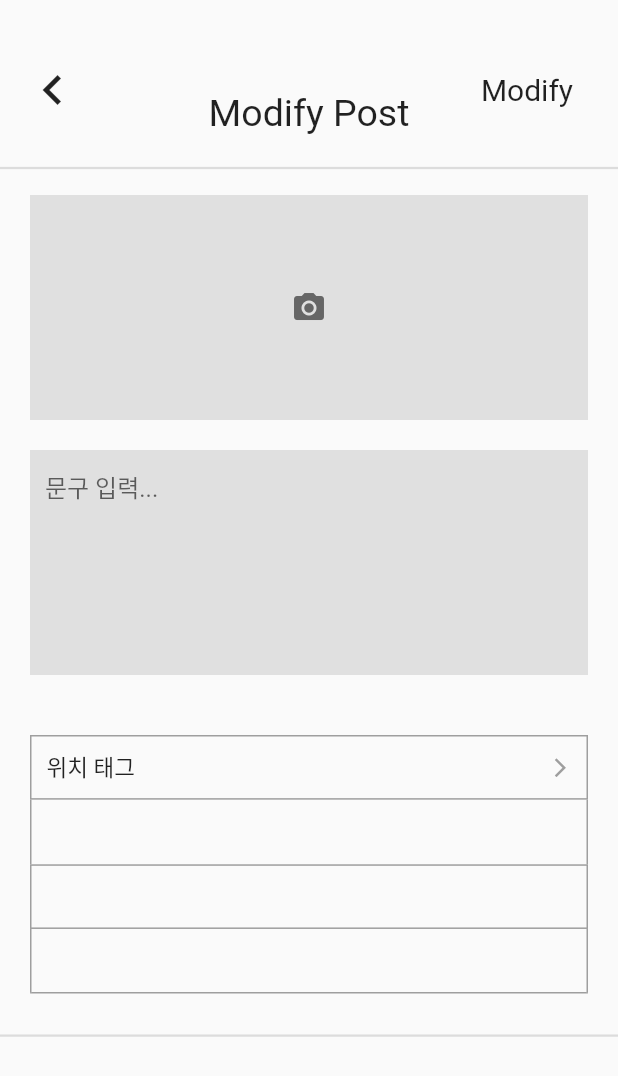
After one commit to 2023ToolsProject/trablog-flutter, a Flutter app: the ModifyPage screen opened directly, on a phone screen of 412 x 824 dp. The commit adds this screen. Shown: the top 1076 px of the screen. Run offline on Flutter 3.47's test engine with Material 2 defaults, Android fonts, the phone set to English and light mode, and no system bars; our stand-ins replace dio, fluttertoast, geolocator, image_picker, shared_preferences; accounts and stored records are empty.

Commit message:
git ignore 테스트

```diff
--- a/lib/const/const_value.dart
+++ b/lib/const/const_value.dart
@@ -1,9 +1,9 @@
-const KEY = 'AIzaSyCTVjnBbh4PsCMjD-6KL3Yr7mYICnCGIls';
+//const KEY = 'AIzaSyCTVjnBbh4PsCMjD-6KL3Yr7mYICnCGIls';
 
 const BASE_LOCATION_URL = 'https://maps.googleapis.com/maps';
 const REGEOCODE = '/api/geocode/json';
 
 const BASE_SERVER_URL = 'http://43.201.72.117:8080';
-const SIGN_UP = '/sign-api/sign-up';
-const SIGN_IN = '/sign-api/sign-in';
+const JOIN = '/member/join';
+const LOGIN = '/member/login';
 const SIGN_CHECK = '/sign-api/exception';
--- /dev/null
+++ b/lib/page/memory_page/modify_page.dart
@@ -0,0 +1,217 @@
+import 'dart:io';
+import 'package:flutter/material.dart';
+import 'package:provider/provider.dart';
+import 'package:trablog/view_model/write_model.dart';
+
+class ModifyPage extends StatelessWidget {
+  const ModifyPage({Key? key}) : super(key: key);
+
+  @override
+  Widget build(BuildContext context) {
+    return Scaffold(
+      resizeToAvoidBottomInset: false,
+      body: SafeArea(
+          child: Column(
+            children: [
+              SizedBox(
+                  height: 120,
+                  child: Stack(
+                    children: [
+                      Align(
+                        alignment: Alignment.centerLeft,
+                        child: GestureDetector(
+                          onTap: (){
+                            Navigator.pop(context);
+                          },
+                          child: const Padding(
+                            padding: EdgeInsets.all(15),
+                            child: Icon(Icons.navigate_before,size: 40,),
+                          ),
+                        ),
+                      ),
+                      const Align(
+                          alignment: Alignment.bottomCenter,
+                          child: Padding(
+                            padding: EdgeInsets.all(30),
+                            child: Text('Modify Post',style: TextStyle(fontSize: 25),),
+                          )
+                      ),
+                      Align(
+                          alignment: Alignment.centerRight,
+                          child: Container(
+                            margin: const EdgeInsets.symmetric(horizontal: 30),
+                            child: GestureDetector(
+                                onTap: (){
+                                  context.read<WriteModel>().modify();
+                                },
+                                child: const Text('Modify',style: TextStyle(fontSize: 20),)
+                            ),
+                          )
+                      ),
+                      const Align(
+                          alignment: Alignment.bottomCenter,
+                          child: Divider(thickness: 1.5,)
+                      )
+                    ],
+                  )
+              ),
+              SizedBox(
+                height: 350,
+                child: Stack(
+                  children: [
+                    Center(
+                      child: Column(
+                        mainAxisAlignment: MainAxisAlignment.center,
+                        children: [
+                          GestureDetector(
+                            onTap: () async{
+                              try {
+                                await context.read<WriteModel>().getXImage();
+                              }catch(e){
+                                // ignore: use_build_context_synchronously
+                                showDialog(
+                                    barrierDismissible: false,
+                                    context: context,
+                                    builder: (context){
+                                      return AlertDialog(
+                                        title: Text(e.toString()),
+                                        actions: [
+                                          TextButton(onPressed: (){Navigator.pop(context);}, child: const Text('확인'))
+                                        ],
+                                      );
+                                    }
+                                );
+                              }
+                            },
+                            child: Container(
+                              margin: const EdgeInsets.fromLTRB(20, 10, 20, 10),
+                              height: 150,
+                              width: double.infinity,
+                              color: Colors.grey.shade300,
+                              child: const Icon(Icons.camera_alt,color: Color(0xff666666),),
+                            ),
+                          ),
+                          Container(
+                            padding: const EdgeInsets.symmetric(horizontal: 10),
+                            margin: const EdgeInsets.fromLTRB(20, 10, 20, 20),
+                            height: 150,
+                            width: double.infinity,
+                            color: Colors.grey.shade300,
+                            child: TextFormField(
+                              controller: context.read<WriteModel>().textCon,
+                              maxLines: 10,
+                              decoration: const InputDecoration(
+                                  border: InputBorder.none,
+                                  hintText: '문구 입력...'
+                              ),
+                            ),
+                          )
+                        ],
+                      ),
+                    ),
+                  ],
+                ),
+              ),
+              Expanded(
+                  flex: 3,
+                  child: Container(
+                    margin: const EdgeInsets.all(20),
+                    child: Column(
+                      children: [
+                        Expanded(
+                            child: GestureDetector(
+                              onTap: () async{
+                                try{
+                                  await context.read<WriteModel>().getPosition();
+                                  // ignore: use_build_context_synchronously
+                                  showDialog(
+                                      barrierDismissible: false,
+                                      context: context,
+                                      builder: (context){
+                                        return AlertDialog(
+                                          title: const Text('위치 정보를 가져오는데 성공'),
+                                          actions: [TextButton(onPressed: (){Navigator.pop(context);}, child: const Text('확인'))],
+                                        );
+                                      });
+                                }catch(e){
+                                  // ignore: use_build_context_synchronously
+                                  showDialog(
+                                      barrierDismissible: false,
+                                      context: context,
+                                      builder: (context){
+                                        return AlertDialog(
+                                          title: Text(e.toString()),
+                                          actions: [TextButton(onPressed: (){Navigator.pop(context);}, child: const Text('확인'))],
+                                        );
+                                      });
+                                }
+                              },
+                              child: Container(
+                                decoration: BoxDecoration(border: Border.all(color: Colors.grey)),
+                                child: Row(
+                                  mainAxisAlignment: MainAxisAlignment.spaceBetween,
+                                  children: [
+                                    Container(
+                                        margin: const EdgeInsets.symmetric(horizontal: 10),
+                                        child: const Text('위치 태그',style: TextStyle(fontSize: 15),)
+                                    ),
+                                    Container(
+                                        margin: const EdgeInsets.symmetric(horizontal: 10),
+                                        child: const Icon(Icons.arrow_forward_ios,size: 15,color: Colors.grey,)
+                                    )
+                                  ],
+                                ),
+                              ),
+                            )
+                        ),
+                        Expanded(
+                            child: Container(
+                              decoration: const BoxDecoration(border: Border.symmetric(vertical: BorderSide(color: Colors.grey))),
+                            )
+                        ),
+                        Expanded(
+                            child: Container(
+                              decoration: BoxDecoration(border: Border.all(color: Colors.grey)),
+                            )
+                        ),
+                        Expanded(
+                            child: Container(
+                              decoration: const BoxDecoration(border: Border(right: BorderSide(color: Colors.grey),left: BorderSide(color: Colors.grey),
+                                  bottom: BorderSide(color: Colors.grey))),
+                            )
+                        ),
+                      ],
+                    ),
+                  )
+              ),
+              Expanded(
+                  flex: 2,
+                  child: Stack(
+                    children: [
+                      const Align(
+                        alignment: Alignment.topCenter,
+                        child: Divider(thickness: 1.5,),
+                      ),
+                      Padding(
+                        padding: const EdgeInsets.symmetric(vertical: 10),
+                        child: ListView.builder(
+                            scrollDirection: Axis.horizontal,
+                            itemCount: context.watch<WriteModel>().img?.length ?? 0,
+                            itemBuilder: (context, i){
+                              return Container(
+                                  width: 50,
+                                  margin: const EdgeInsets.all(5),
+                                  child: Image.file(File(context.watch<WriteModel>().img![i].path))
+                              );
+                            }
+                        ),
+                      )
+                    ],
+                  )
+              )
+            ],
+          )
+      ),
+    );
+  }
+}
--- a/lib/view_model/write_model.dart
+++ b/lib/view_model/write_model.dart
@@ -61,4 +61,8 @@ class WriteModel extends ChangeNotifier {
 
   }
 
+  modify(){
+
+  }
+
 }
--- a/pubspec.yaml
+++ b/pubspec.yaml
@@ -36,6 +36,7 @@ dependencies:
   image_picker: ^1.0.2
   geolocator: ^10.0.0
   fluttertoast: ^8.2.2
+  google_maps_flutter: ^2.5.0
 
 
   # The following adds the Cupertino Icons font to your application.
```
Also changed, not shown: lib/page/memory_page/memory_second.dart (+8 -1 lines), lib/page/memory_page/write_page.dart (+4 -6 lines), lib/view_model/sign_model.dart (+7 -7 lines), lib/page/memory_page/memory_third.dart (deleted), pubspec.lock, 1 other file.
